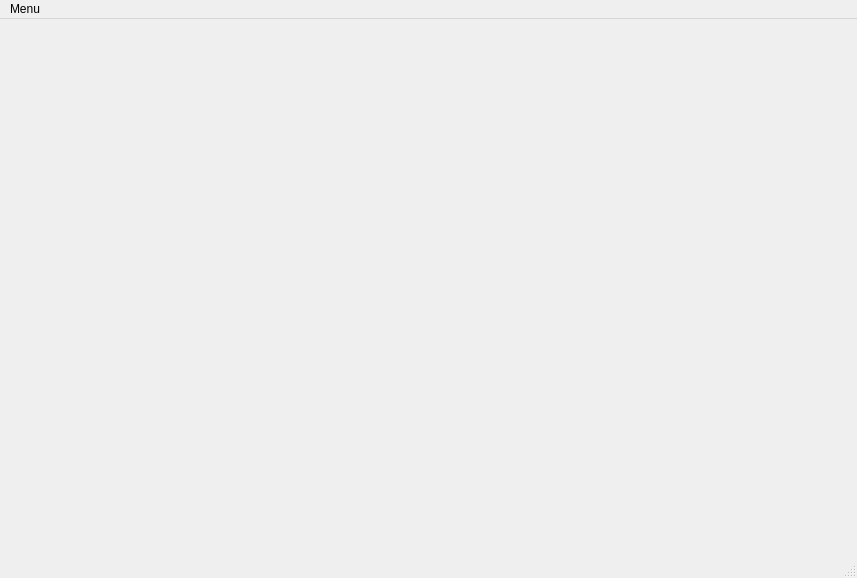
First picture: the form in topo.ui, repository koppd/mt, before the edit.
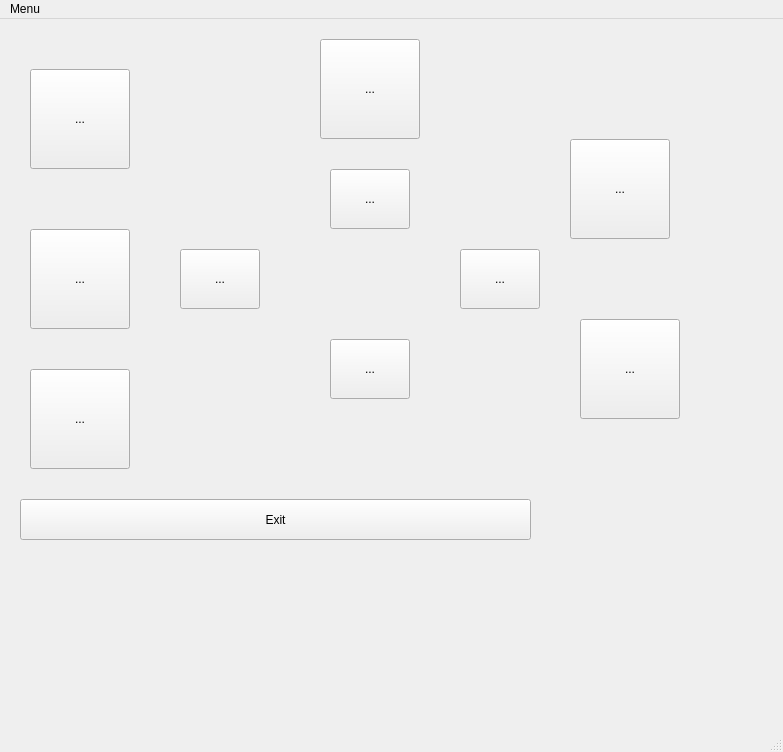
Second picture: the form after the edit. Icons and pictures are not drawn.

Commit message: Verbindungslinien werden gezeichnet.

Patch:
```diff
--- a/topo.ui
+++ b/topo.ui
@@ -6,202 +6,265 @@
    <rect>
     <x>0</x>
     <y>0</y>
-    <width>857</width>
-    <height>578</height>
+    <width>783</width>
+    <height>752</height>
    </rect>
   </property>
   <property name="windowTitle">
    <string>MainWindow</string>
   </property>
   <widget class="QWidget" name="centralwidget">
-   <widget class="QLabel" name="Host01">
+   <widget class="QWidget" name="TopoArea" native="true">
     <property name="geometry">
      <rect>
-      <x>50</x>
-      <y>90</y>
-      <width>91</width>
-      <height>71</height>
-     </rect>
-    </property>
-    <property name="text">
-     <string/>
-    </property>
-    <property name="pixmap">
-     <pixmap>picture/computer.svg</pixmap>
-    </property>
-    <property name="scaledContents">
-     <bool>true</bool>
-    </property>
-   </widget>
-   <widget class="QLabel" name="Host02">
-    <property name="geometry">
-     <rect>
-      <x>50</x>
-      <y>190</y>
-      <width>91</width>
-      <height>71</height>
-     </rect>
-    </property>
-    <property name="text">
-     <string/>
-    </property>
-    <property name="pixmap">
-     <pixmap>picture/computer.svg</pixmap>
-    </property>
-    <property name="scaledContents">
-     <bool>true</bool>
-    </property>
-   </widget>
-   <widget class="QLabel" name="Host03">
-    <property name="geometry">
-     <rect>
-      <x>50</x>
-      <y>300</y>
-      <width>91</width>
-      <height>71</height>
-     </rect>
-    </property>
-    <property name="text">
-     <string/>
-    </property>
-    <property name="pixmap">
-     <pixmap>picture/computer.svg</pixmap>
-    </property>
-    <property name="scaledContents">
-     <bool>true</bool>
-    </property>
-   </widget>
-   <widget class="QLabel" name="Host04">
-    <property name="geometry">
-     <rect>
-      <x>350</x>
+      <x>10</x>
       <y>10</y>
-      <width>91</width>
-      <height>71</height>
+      <width>711</width>
+      <height>461</height>
      </rect>
     </property>
+    <widget class="QToolButton" name="Host06">
+     <property name="geometry">
+      <rect>
+       <x>570</x>
+       <y>290</y>
+       <width>100</width>
+       <height>100</height>
+      </rect>
+     </property>
     <property name="text">
-     <string/>
-    </property>
-    <property name="pixmap">
-     <pixmap>picture/computer.svg</pixmap>
-    </property>
-    <property name="scaledContents">
-     <bool>true</bool>
-    </property>
-   </widget>
-   <widget class="QLabel" name="Router1">
+      <string>...</string>
+     </property>
+     <property name="icon">
+      <iconset>
+       <normaloff>picture/computer.svg</normaloff>picture/computer.svg</iconset>
+     </property>
+     <property name="iconSize">
+      <size>
+       <width>80</width>
+       <height>80</height>
+      </size>
+     </property>
+    </widget>
+    <widget class="QToolButton" name="Host02">
     <property name="geometry">
      <rect>
-      <x>190</x>
-      <y>230</y>
-      <width>91</width>
-      <height>61</height>
+       <x>20</x>
+       <y>200</y>
+       <width>100</width>
+       <height>100</height>
      </rect>
     </property>
     <property name="text">
-     <string/>
-    </property>
-    <property name="pixmap">
-     <pixmap>picture/router-symbol.svg</pixmap>
-    </property>
-    <property name="scaledContents">
-     <bool>true</bool>
-    </property>
-   </widget>
-   <widget class="QLabel" name="Router2">
+      <string>...</string>
+     </property>
+     <property name="icon">
+      <iconset>
+       <normaloff>picture/computer.svg</normaloff>picture/computer.svg</iconset>
+     </property>
+     <property name="iconSize">
+      <size>
+       <width>80</width>
+       <height>80</height>
+      </size>
+     </property>
+    </widget>
+    <widget class="QToolButton" name="Router02">
     <property name="geometry">
      <rect>
-      <x>340</x>
+       <x>320</x>
       <y>140</y>
-      <width>91</width>
-      <height>61</height>
+       <width>80</width>
+       <height>60</height>
      </rect>
     </property>
     <property name="text">
-     <string/>
-    </property>
-    <property name="pixmap">
-     <pixmap>picture/router-symbol.svg</pixmap>
-    </property>
-    <property name="scaledContents">
-     <bool>true</bool>
-    </property>
-   </widget>
-   <widget class="QLabel" name="Router3">
+      <string>...</string>
+     </property>
+     <property name="icon">
+      <iconset>
+       <normaloff>picture/router-symbol.svg</normaloff>picture/router-symbol.svg</iconset>
+     </property>
+     <property name="iconSize">
+      <size>
+       <width>80</width>
+       <height>80</height>
+      </size>
+     </property>
+    </widget>
+    <widget class="QToolButton" name="Host04">
     <property name="geometry">
      <rect>
-      <x>340</x>
-      <y>320</y>
-      <width>91</width>
-      <height>61</height>
+       <x>310</x>
+       <y>10</y>
+       <width>100</width>
+       <height>100</height>
      </rect>
     </property>
     <property name="text">
-     <string/>
-    </property>
-    <property name="pixmap">
-     <pixmap>picture/router-symbol.svg</pixmap>
-    </property>
-    <property name="scaledContents">
-     <bool>true</bool>
-    </property>
-   </widget>
-   <widget class="QLabel" name="Router4">
+      <string>...</string>
+     </property>
+     <property name="icon">
+      <iconset>
+       <normaloff>picture/computer.svg</normaloff>picture/computer.svg</iconset>
+     </property>
+     <property name="iconSize">
+      <size>
+       <width>80</width>
+       <height>80</height>
+      </size>
+     </property>
+    </widget>
+    <widget class="QToolButton" name="Router01">
     <property name="geometry">
      <rect>
-      <x>500</x>
+       <x>170</x>
       <y>220</y>
-      <width>91</width>
-      <height>61</height>
+       <width>80</width>
+       <height>60</height>
      </rect>
     </property>
     <property name="text">
-     <string/>
-    </property>
-    <property name="pixmap">
-     <pixmap>picture/router-symbol.svg</pixmap>
-    </property>
-    <property name="scaledContents">
-     <bool>true</bool>
-    </property>
-   </widget>
-   <widget class="QLabel" name="Host05">
+      <string>...</string>
+     </property>
+     <property name="icon">
+      <iconset>
+       <normaloff>picture/router-symbol.svg</normaloff>picture/router-symbol.svg</iconset>
+     </property>
+     <property name="iconSize">
+      <size>
+       <width>80</width>
+       <height>80</height>
+      </size>
+     </property>
+    </widget>
+    <widget class="QToolButton" name="Router03">
     <property name="geometry">
      <rect>
-      <x>640</x>
-      <y>120</y>
-      <width>91</width>
-      <height>71</height>
+       <x>450</x>
+       <y>220</y>
+       <width>80</width>
+       <height>60</height>
      </rect>
     </property>
     <property name="text">
-     <string/>
-    </property>
-    <property name="pixmap">
-     <pixmap>picture/computer.svg</pixmap>
-    </property>
-    <property name="scaledContents">
-     <bool>true</bool>
-    </property>
-   </widget>
-   <widget class="QLabel" name="Host06">
+      <string>...</string>
+     </property>
+     <property name="icon">
+      <iconset>
+       <normaloff>picture/router-symbol.svg</normaloff>picture/router-symbol.svg</iconset>
+     </property>
+     <property name="iconSize">
+      <size>
+       <width>80</width>
+       <height>80</height>
+      </size>
+     </property>
+    </widget>
+    <widget class="QToolButton" name="Host05">
     <property name="geometry">
      <rect>
-      <x>640</x>
-      <y>300</y>
-      <width>91</width>
-      <height>71</height>
+       <x>560</x>
+       <y>110</y>
+       <width>100</width>
+       <height>100</height>
      </rect>
     </property>
     <property name="text">
-     <string/>
-    </property>
-    <property name="pixmap">
-     <pixmap>picture/computer.svg</pixmap>
-    </property>
-    <property name="scaledContents">
-     <bool>true</bool>
+      <string>...</string>
+     </property>
+     <property name="icon">
+      <iconset>
+       <normaloff>picture/computer.svg</normaloff>picture/computer.svg</iconset>
+     </property>
+     <property name="iconSize">
+      <size>
+       <width>80</width>
+       <height>80</height>
+      </size>
+     </property>
+    </widget>
+    <widget class="QToolButton" name="Host03">
+     <property name="geometry">
+      <rect>
+       <x>20</x>
+       <y>340</y>
+       <width>100</width>
+       <height>100</height>
+      </rect>
+     </property>
+     <property name="text">
+      <string>...</string>
+     </property>
+     <property name="icon">
+      <iconset>
+       <normaloff>picture/computer.svg</normaloff>picture/computer.svg</iconset>
+     </property>
+     <property name="iconSize">
+      <size>
+       <width>80</width>
+       <height>80</height>
+      </size>
+     </property>
+    </widget>
+    <widget class="QToolButton" name="Host01">
+     <property name="geometry">
+      <rect>
+       <x>20</x>
+       <y>40</y>
+       <width>100</width>
+       <height>100</height>
+      </rect>
+     </property>
+     <property name="text">
+      <string>...</string>
+     </property>
+     <property name="icon">
+      <iconset>
+       <normaloff>picture/computer.svg</normaloff>picture/computer.svg</iconset>
+     </property>
+     <property name="iconSize">
+      <size>
+       <width>80</width>
+       <height>80</height>
+      </size>
+     </property>
+    </widget>
+    <widget class="QToolButton" name="Router04">
+     <property name="geometry">
+      <rect>
+       <x>320</x>
+       <y>310</y>
+       <width>80</width>
+       <height>60</height>
+      </rect>
+     </property>
+     <property name="text">
+      <string>...</string>
+     </property>
+     <property name="icon">
+      <iconset>
+       <normaloff>picture/router-symbol.svg</normaloff>picture/router-symbol.svg</iconset>
+     </property>
+     <property name="iconSize">
+      <size>
+       <width>80</width>
+       <height>80</height>
+      </size>
+     </property>
+    </widget>
+   </widget>
+   <widget class="QPushButton" name="pbExit">
+    <property name="geometry">
+     <rect>
+      <x>20</x>
+      <y>480</y>
+      <width>511</width>
+      <height>41</height>
+     </rect>
+    </property>
+    <property name="text">
+     <string>Exit</string>
     </property>
    </widget>
   </widget>
@@ -210,8 +273,8 @@
     <rect>
      <x>0</x>
      <y>0</y>
-     <width>857</width>
-     <height>31</height>
+     <width>783</width>
+     <height>20</height>
     </rect>
    </property>
    <widget class="QMenu" name="menuMenu">
```
Lines whose indentation alone changed are shown as unchanged. The commit also changes 1 other file.
